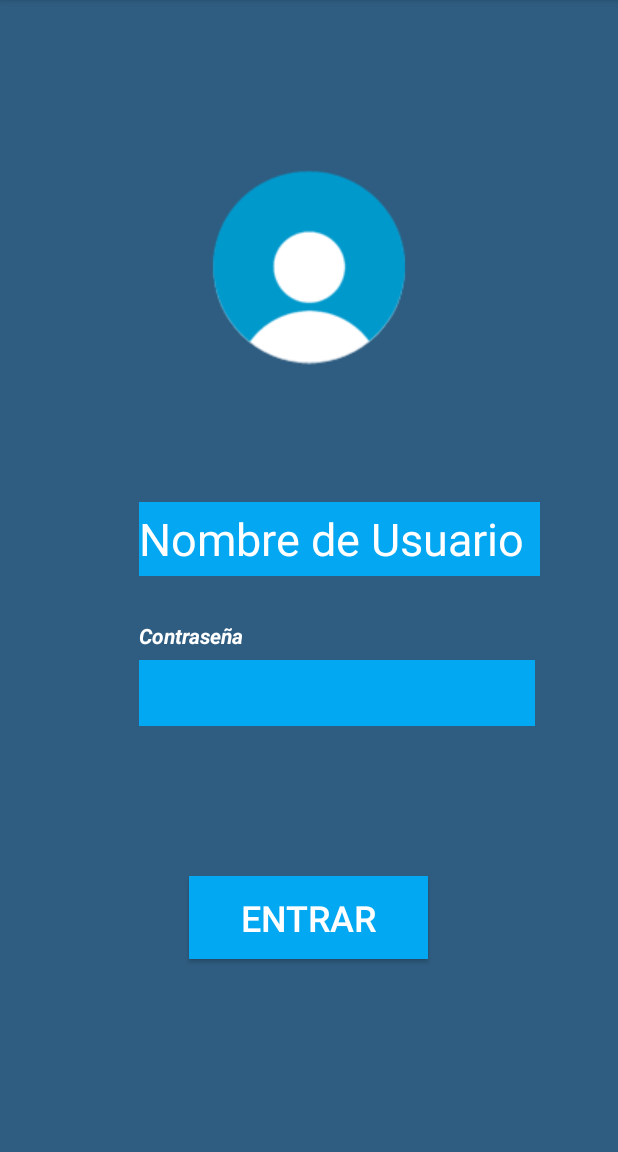
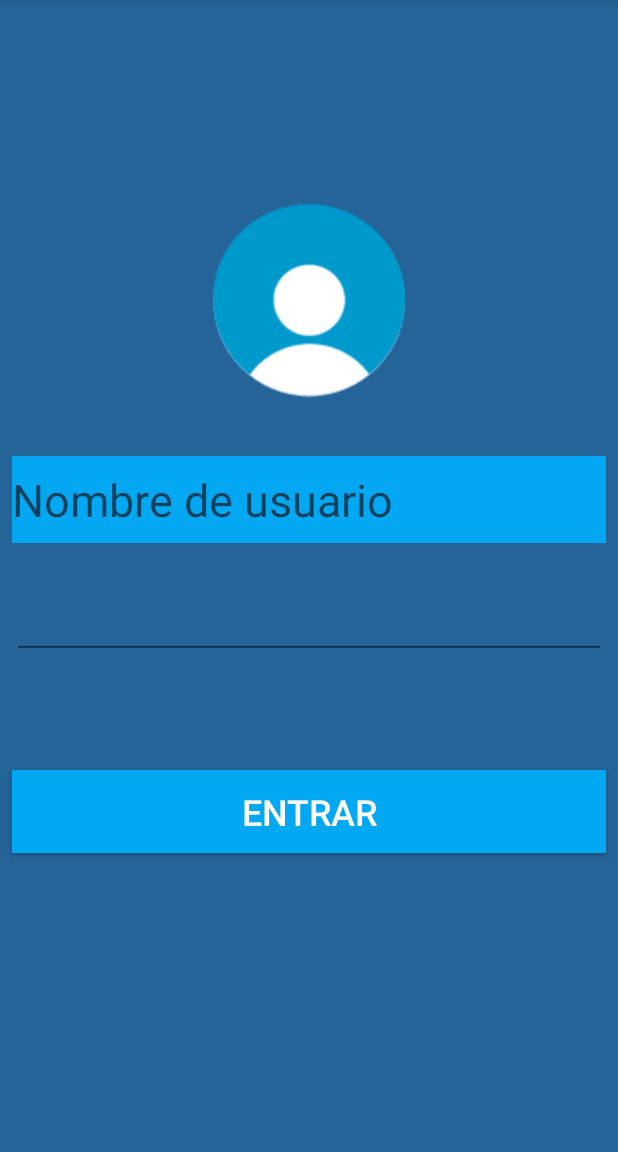
Before and after one commit to Ricardo-Js/Sanchez.Jimenez.actividad3, an Android app: the screen it shows after launch (MainActivity), on a phone screen of 412 x 824 dp, the part 84-1236 px from its top. Run offline under Robolectric (Android 15) with nearby library versions, the phone set to English and light mode, and no system bars; 2 statements that could not run were skipped.

Commit message:
Lo hacemos funcional

```diff
--- a/app/src/main/java/Sanchez/Jimenez/actividad3/MainActivity.java
+++ b/app/src/main/java/Sanchez/Jimenez/actividad3/MainActivity.java
@@ -3,12 +3,43 @@ package Sanchez.Jimenez.actividad3;
 import androidx.appcompat.app.AppCompatActivity;
 
 import android.os.Bundle;
+import android.view.View;
+import android.widget.EditText;
+import android.widget.Toast;
 
 public class MainActivity extends AppCompatActivity {
+    EditText editTextPass, editTextNombre;
+    button botonIngreso;
 
     @Override
     protected void onCreate(Bundle savedInstanceState) {
         super.onCreate(savedInstanceState);
+        //match con la vista
         setContentView(R.layout.activity_main);
+        // match con los widget
+        editTextNombre = findViewById(R.id.etNombre);
+        editTextPass = findViewById(R.id.editTextPass);
+        botonIngreso = findViewById(R.id.botonIngreso);
+
+        ((View) botonIngreso).setOnClickListener(new View.OnClickListener() {
+            @Override
+            public void onClick(View view) {
+                String nombreUsuario = editTextNombre.getText().toString();
+                String passwrd = editTextPass.getText().toString();
+                if (nombreUsuario.isEmpty()|| passwrd.isEmpty()) {
+                    // nombre de usuario vacío
+                    mensajito("El usuario o contraseña están vacíos");
+                } else {
+                    if (nombreUsuario.equals("Ricky") && passwrd.equals("1234")){
+                        mensajito("BIENVENIDO!!");
+                    }else {
+                        mensajito("Los datos son erróneos");
+                    }
+                }
+            }
+        });
+    }
+    public void mensajito(String mensaje){
+        Toast.makeText( this,mensaje,Toast.LENGTH_LONG).show();
     }
 }
--- a/app/src/main/res/layout/activity_main.xml
+++ b/app/src/main/res/layout/activity_main.xml
@@ -4,15 +4,15 @@
     xmlns:tools="http://schemas.android.com/tools"
     android:layout_width="match_parent"
     android:layout_height="match_parent"
-    android:background="#2F5D81"
+    android:background="#246499"
     tools:context=".MainActivity">
 
     <Button
-        android:id="@+id/button"
-        android:layout_width="159dp"
+        android:id="@+id/botonIngreso"
+        android:layout_width="0dp"
         android:layout_height="55dp"
         android:layout_marginStart="8dp"
-        android:layout_marginTop="100dp"
+        android:layout_marginTop="8dp"
         android:layout_marginEnd="8dp"
         android:layout_marginBottom="8dp"
         android:background="#03A8F3"
@@ -21,80 +21,53 @@
         android:textSize="24sp"
         app:layout_constraintBottom_toBottomOf="parent"
         app:layout_constraintEnd_toEndOf="parent"
-        app:layout_constraintHorizontal_bias="0.498"
+        app:layout_constraintHorizontal_bias="0.0"
         app:layout_constraintStart_toStartOf="parent"
-        app:layout_constraintTop_toBottomOf="@+id/editText"
-        app:layout_constraintVertical_bias="0.0" />
-
-    <EditText
-        android:id="@+id/editText"
-        android:layout_width="264dp"
-        android:layout_height="44dp"
-        android:layout_marginStart="8dp"
-        android:layout_marginEnd="8dp"
-        android:layout_marginBottom="284dp"
-        android:background="#03A8F3"
-        android:ems="10"
-        android:inputType="numberPassword"
-        android:textColor="#FFFFFF"
-        android:textSize="24sp"
-        app:layout_constraintBottom_toBottomOf="parent"
-        app:layout_constraintEnd_toEndOf="parent"
-        app:layout_constraintHorizontal_bias="0.641"
-        app:layout_constraintStart_toStartOf="parent" />
+        app:layout_constraintTop_toBottomOf="@+id/editTextPass"
+        app:layout_constraintVertical_bias="0.257" />
 
     <ImageView
         android:id="@+id/imageView2"
-        android:layout_width="wrap_content"
+        android:layout_width="0dp"
         android:layout_height="wrap_content"
         android:layout_marginStart="8dp"
-        android:layout_marginTop="8dp"
+        android:layout_marginTop="128dp"
         android:layout_marginEnd="8dp"
-        android:layout_marginBottom="8dp"
-        app:layout_constraintBottom_toBottomOf="parent"
         app:layout_constraintEnd_toEndOf="parent"
+        app:layout_constraintHorizontal_bias="0.529"
         app:layout_constraintStart_toStartOf="parent"
         app:layout_constraintTop_toTopOf="parent"
-        app:layout_constraintVertical_bias="0.161"
         app:srcCompat="@drawable/netlog3" />
 
     <EditText
-        android:id="@+id/editText2"
-        android:layout_width="267dp"
-        android:layout_height="49dp"
+        android:id="@+id/etNombre"
+        android:layout_width="0dp"
+        android:layout_height="58dp"
         android:layout_marginStart="8dp"
+        android:layout_marginTop="32dp"
         android:layout_marginEnd="8dp"
-        android:layout_marginBottom="56dp"
         android:background="#03A7F2"
         android:ems="10"
+        android:hint="Nombre de usuario"
         android:inputType="textPersonName"
-        android:text="Nombre de Usuario"
         android:textColor="#FFFFFF"
         android:textSize="30sp"
-        app:layout_constraintBottom_toTopOf="@+id/editText"
         app:layout_constraintEnd_toEndOf="parent"
-        app:layout_constraintHorizontal_bias="0.656"
-        app:layout_constraintStart_toStartOf="parent" />
+        app:layout_constraintStart_toStartOf="parent"
+        app:layout_constraintTop_toBottomOf="@+id/imageView2" />
 
-    <TextView
-        android:id="@+id/textView2"
-        android:layout_width="264dp"
-        android:layout_height="18dp"
+    <EditText
+        android:id="@+id/editTextPass"
+        android:layout_width="0dp"
+        android:layout_height="45dp"
         android:layout_marginStart="8dp"
+        android:layout_marginTop="32dp"
         android:layout_marginEnd="8dp"
-        android:layout_marginBottom="8dp"
-        android:background="#00FFFFFF"
-        android:backgroundTint="#00FFFFFF"
-        android:shadowColor="#00000000"
-        android:text="Contraseña"
-        android:textAlignment="gravity"
-        android:textColor="#FFFFFF"
-        android:textColorHint="#00FFFFFF"
-        android:textStyle="bold|italic"
-        android:visibility="visible"
-        app:layout_constraintBottom_toTopOf="@+id/editText"
+        android:ems="10"
+        android:inputType="textPassword"
         app:layout_constraintEnd_toEndOf="parent"
-        app:layout_constraintHorizontal_bias="0.641"
-        app:layout_constraintStart_toStartOf="parent" />
+        app:layout_constraintHorizontal_bias="0.495"
+        app:layout_constraintStart_toStartOf="parent"
+        app:layout_constraintTop_toBottomOf="@+id/etNombre" />
 
 </androidx.constraintlayout.widget.ConstraintLayout>
--- a/app/src/main/res/values/colors.xml
+++ b/app/src/main/res/values/colors.xml
@@ -2,5 +2,5 @@
 <resources>
     <color name="colorPrimary">#008577</color>
     <color name="colorPrimaryDark">#00574B</color>
-    <color name="colorAccent">#D81B60</color>
+    <color name="colorAccent">#B0B22357</color>
 </resources>
```
Also changed, not shown: 1 other file.
